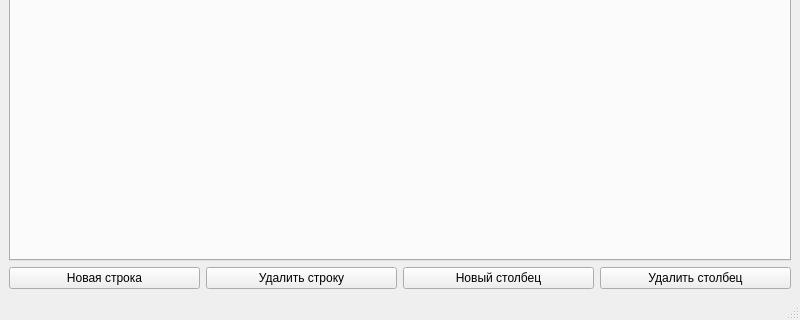
Before: the Qt Designer form mainwindow.ui in albert22o/VP5-release, drawn with Qt 5; both pictures show x 0 to 800 and y 280 to 600 of the 800 by 600 pixel window.
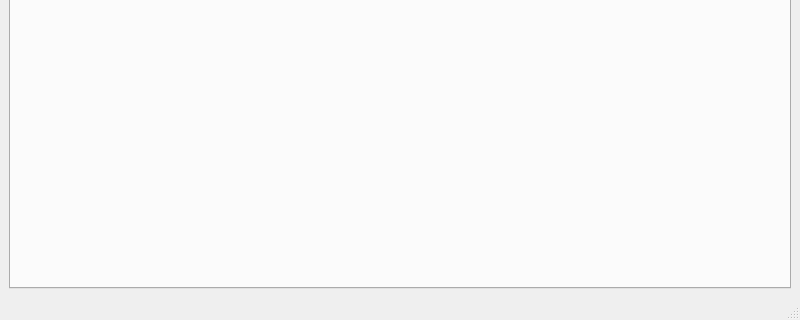
After: the same form once the commit is applied. Icons and pictures are not drawn.

Diff of the .ui file:
```diff
--- a/mainwindow.ui
+++ b/mainwindow.ui
@@ -15,38 +15,6 @@
   </property>
   <widget class="QWidget" name="centralwidget">
    <layout class="QGridLayout" name="gridLayout">
-    <item row="1" column="0">
-     <layout class="QHBoxLayout" name="tableActionsPannel">
-      <item>
-       <widget class="QPushButton" name="newRow">
-        <property name="text">
-         <string>Новая строка</string>
-        </property>
-       </widget>
-      </item>
-      <item>
-       <widget class="QPushButton" name="deleteRow">
-        <property name="text">
-         <string>Удалить строку</string>
-        </property>
-       </widget>
-      </item>
-      <item>
-       <widget class="QPushButton" name="newColum">
-        <property name="text">
-         <string>Новый столбец</string>
-        </property>
-       </widget>
-      </item>
-      <item>
-       <widget class="QPushButton" name="deleteColumn">
-        <property name="text">
-         <string>Удалить столбец</string>
-        </property>
-       </widget>
-      </item>
-     </layout>
-    </item>
     <item row="0" column="0">
      <widget class="QTabWidget" name="tabWidget"/>
     </item>
```
Left out of the diff: 42 changed lines with no effect on the pictures.
